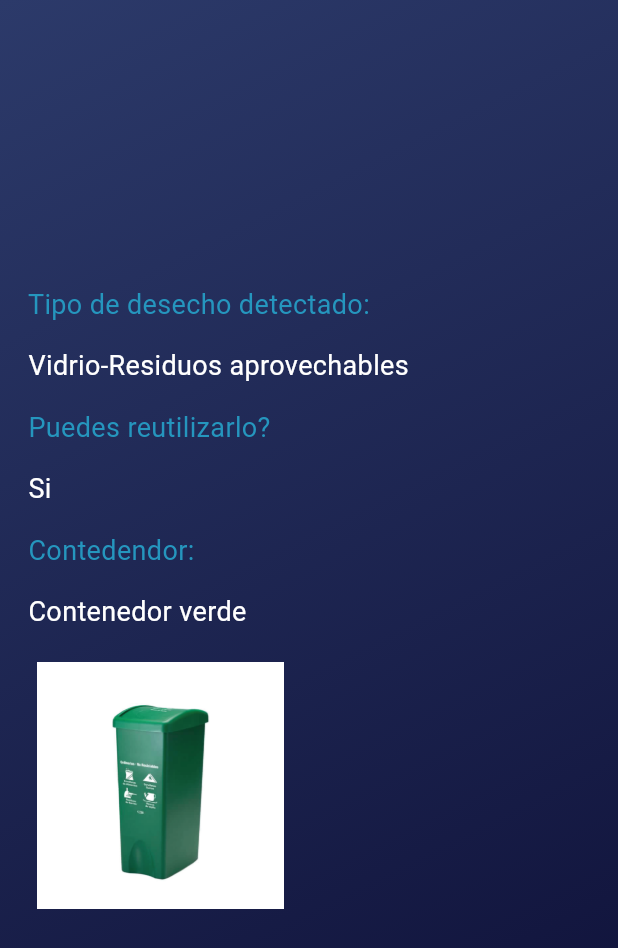
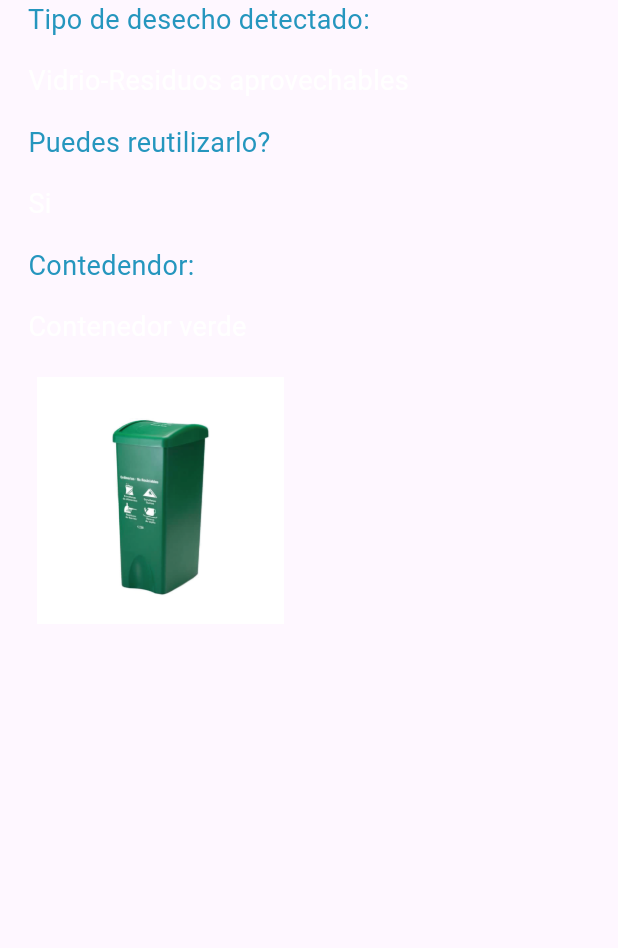
Before and after one commit to Diegdary/zerowaste, a Flutter app: the Result_picture widget shown alone on an empty page, opened directly, on a phone screen of 412 x 824 dp. Shown: the top 948 px of the screen. Run offline on Flutter 3.47's test engine with Material 3 defaults, Android fonts, the phone set to English and light mode, and no system bars; our stand-ins replace image_picker.

Commit message:
ultimo cambio domingo

```diff
--- a/gestion_final/lib/screens/result_picture.dart
+++ b/gestion_final/lib/screens/result_picture.dart
@@ -9,22 +9,10 @@ class Result_picture extends StatelessWidget {
     double containerWidth = size.width * 1.3;
     double containerHeight = size.height * 0.25;
 
-    return Scaffold(
-      body: Container(
-        decoration: BoxDecoration(
-          gradient: LinearGradient(
-            colors: [
-              Color.fromARGB(255, 44, 58, 106),
-              Color.fromARGB(255, 12, 13, 52),
-            ],
-            begin: Alignment.topLeft,
-            end: Alignment.bottomRight,
-          ),
-        ),
+    return Container(
       child: Center(
-          child: ListView(
+        child: Column(
           children: [
-              SizedBox(height: 190),
             Column(
               crossAxisAlignment: CrossAxisAlignment.start,
               children: [
@@ -95,7 +83,6 @@ class Result_picture extends StatelessWidget {
           ],
         ),
       ),
-      ),
     );
   }
 }
```
Also changed, not shown: gestion_final/lib/screens/Scan.dart (+50 -15 lines). Lines whose indentation alone changed are shown as unchanged.
